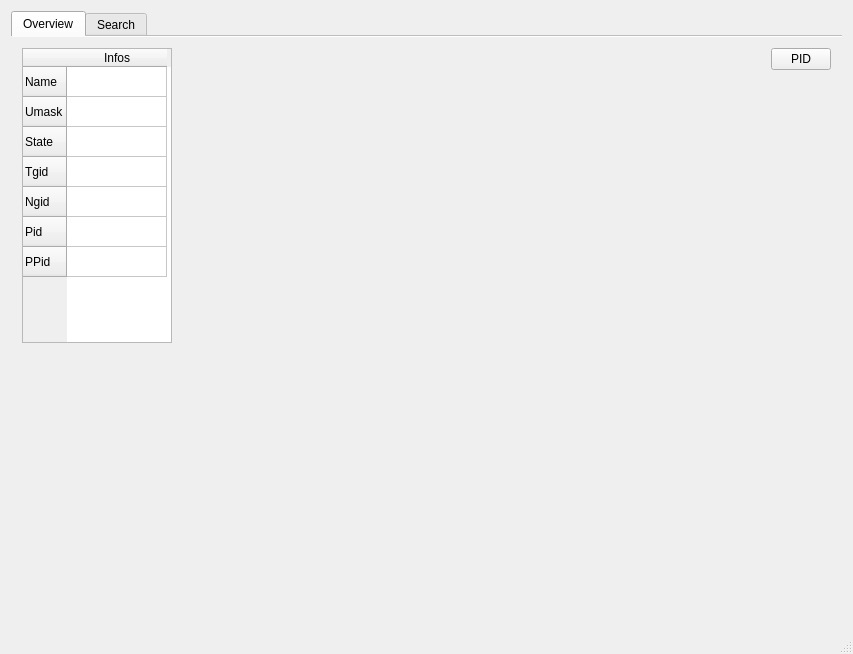
Qt form src/gui/mainwindow.ui (mentebinaria/maProc) before a commit.
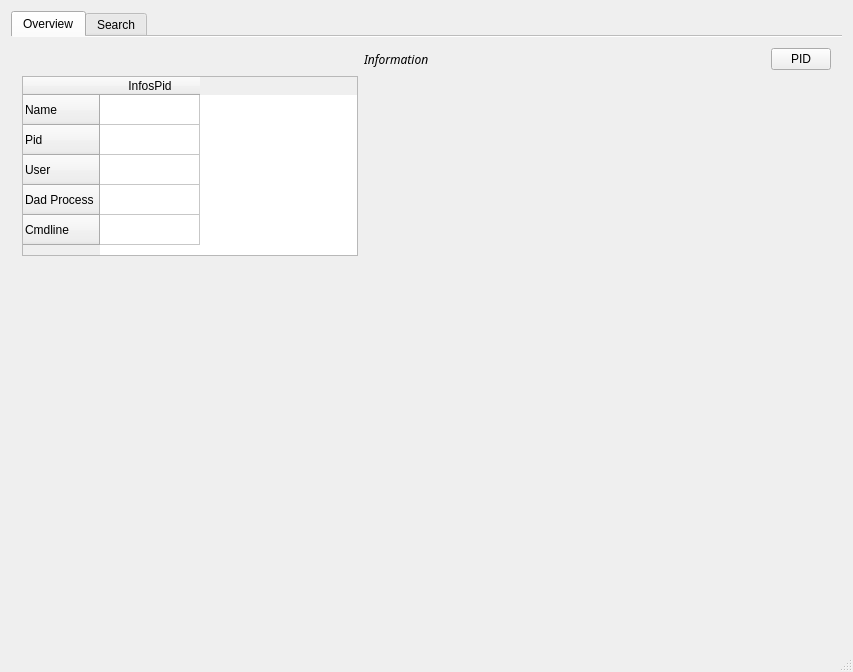
The same form after that commit. The open tabs and pages were chosen to show the change.

Commit message: [UPD] new interface for overview

What changed in the file:
```diff
--- a/src/gui/mainwindow.ui
+++ b/src/gui/mainwindow.ui
@@ -7,7 +7,7 @@
     <x>0</x>
     <y>0</y>
     <width>853</width>
-    <height>654</height>
+    <height>672</height>
    </rect>
   </property>
   <property name="windowTitle">
@@ -42,46 +42,7 @@
        <layout class="QHBoxLayout" name="horizontalLayout_2">
         <item>
          <layout class="QGridLayout" name="gridLayout_4">
-          <item row="3" column="0">
-           <spacer name="verticalSpacer_3">
-            <property name="orientation">
-             <enum>Qt::Vertical</enum>
-            </property>
-            <property name="sizeHint" stdset="0">
-             <size>
-              <width>20</width>
-              <height>40</height>
-             </size>
-            </property>
-           </spacer>
-          </item>
           <item row="1" column="2">
-           <widget class="QPushButton" name="pidButton">
-            <property name="maximumSize">
-             <size>
-              <width>60</width>
-              <height>40</height>
-             </size>
-            </property>
-            <property name="text">
-             <string>PID</string>
-            </property>
-           </widget>
-          </item>
-          <item row="2" column="2">
-           <spacer name="verticalSpacer">
-            <property name="orientation">
-             <enum>Qt::Vertical</enum>
-            </property>
-            <property name="sizeHint" stdset="0">
-             <size>
-              <width>20</width>
-              <height>40</height>
-             </size>
-            </property>
-           </spacer>
-          </item>
-          <item row="1" column="1">
            <spacer name="horizontalSpacer">
             <property name="orientation">
              <enum>Qt::Horizontal</enum>
@@ -94,12 +55,78 @@
             </property>
            </spacer>
           </item>
-          <item row="1" column="0" rowspan="2">
-           <widget class="QTableWidget" name="infosView">
+          <item row="1" column="1">
+           <widget class="QLabel" name="info_label">
+            <property name="sizePolicy">
+             <sizepolicy hsizetype="Maximum" vsizetype="Preferred">
+              <horstretch>0</horstretch>
+              <verstretch>0</verstretch>
+             </sizepolicy>
+            </property>
             <property name="maximumSize">
              <size>
-              <width>150</width>
-              <height>300</height>
+              <width>100</width>
+              <height>200</height>
+             </size>
+            </property>
+            <property name="sizeIncrement">
+             <size>
+              <width>100</width>
+              <height>100</height>
+             </size>
+            </property>
+            <property name="font">
+             <font>
+              <family>Courier 10 Pitch</family>
+              <italic>true</italic>
+             </font>
+            </property>
+            <property name="cursor">
+             <cursorShape>BlankCursor</cursorShape>
+            </property>
+            <property name="text">
+             <string>Information</string>
+            </property>
+            <property name="textFormat">
+             <enum>Qt::MarkdownText</enum>
+            </property>
+            <property name="textInteractionFlags">
+             <set>Qt::LinksAccessibleByMouse</set>
+            </property>
+           </widget>
+          </item>
+          <item row="3" column="3">
+           <spacer name="verticalSpacer">
+            <property name="orientation">
+             <enum>Qt::Vertical</enum>
+            </property>
+            <property name="sizeHint" stdset="0">
+             <size>
+              <width>20</width>
+              <height>40</height>
+             </size>
+            </property>
+           </spacer>
+          </item>
+          <item row="1" column="0">
+           <spacer name="horizontalSpacer_2">
+            <property name="orientation">
+             <enum>Qt::Horizontal</enum>
+            </property>
+            <property name="sizeHint" stdset="0">
+             <size>
+              <width>40</width>
+              <height>20</height>
+             </size>
+            </property>
+           </spacer>
+          </item>
+          <item row="3" column="0">
+           <widget class="QTableWidget" name="infos_pid">
+            <property name="maximumSize">
+             <size>
+              <width>500</width>
+              <height>180</height>
              </size>
             </property>
             <row>
@@ -107,26 +134,6 @@
               <string>Name</string>
              </property>
             </row>
-            <row>
-             <property name="text">
-              <string>Umask</string>
-             </property>
-            </row>
-            <row>
-             <property name="text">
-              <string>State</string>
-             </property>
-            </row>
-            <row>
-             <property name="text">
-              <string>Tgid</string>
-             </property>
-            </row>
-            <row>
-             <property name="text">
-              <string>Ngid</string>
-             </property>
-            </row>
             <row>
              <property name="text">
               <string>Pid</string>
@@ -134,16 +141,78 @@
             </row>
             <row>
              <property name="text">
-              <string>PPid</string>
+              <string>User</string>
+             </property>
+            </row>
+            <row>
+             <property name="text">
+              <string>Dad Process</string>
+             </property>
+            </row>
+            <row>
+             <property name="text">
+              <string>Cmdline</string>
              </property>
             </row>
             <column>
              <property name="text">
-              <string>Infos</string>
+              <string>InfosPid</string>
              </property>
             </column>
            </widget>
           </item>
+          <item row="1" column="3">
+           <widget class="QPushButton" name="pidButton">
+            <property name="maximumSize">
+             <size>
+              <width>60</width>
+              <height>40</height>
+             </size>
+            </property>
+            <property name="text">
+             <string>PID</string>
+            </property>
+           </widget>
+          </item>
+          <item row="3" column="1" rowspan="4">
+           <spacer name="verticalSpacer_3">
+            <property name="orientation">
+             <enum>Qt::Vertical</enum>
+            </property>
+            <property name="sizeHint" stdset="0">
+             <size>
+              <width>20</width>
+              <height>40</height>
+             </size>
+            </property>
+           </spacer>
+          </item>
+          <item row="5" column="0">
+           <spacer name="verticalSpacer_2">
+            <property name="orientation">
+             <enum>Qt::Vertical</enum>
+            </property>
+            <property name="sizeHint" stdset="0">
+             <size>
+              <width>20</width>
+              <height>40</height>
+             </size>
+            </property>
+           </spacer>
+          </item>
+          <item row="4" column="0">
+           <spacer name="verticalSpacer_4">
+            <property name="orientation">
+             <enum>Qt::Vertical</enum>
+            </property>
+            <property name="sizeHint" stdset="0">
+             <size>
+              <width>20</width>
+              <height>40</height>
+             </size>
+            </property>
+           </spacer>
+          </item>
          </layout>
         </item>
        </layout>
```
Left out of the diff: 159 changed lines with no effect on the pictures.
